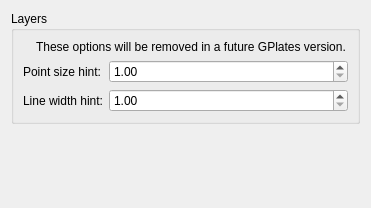
The window that src/qt-widgets/ConfigureCanvasToolGeometryRenderParametersDialogUi.ui (GPlates/GPlates) describes before a commit, drawn with Qt 5.
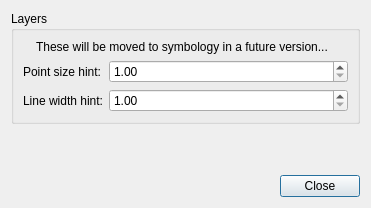
The same window after the commit. Icons and pictures are not drawn.

Commit message: (trunk) Pop up warning message (and disable checkbox) when 'surface polygons mask' is not supported for 3D scalar fields.

Diff of the .ui file:
```diff
--- a/src/qt-widgets/ConfigureCanvasToolGeometryRenderParametersDialogUi.ui
+++ b/src/qt-widgets/ConfigureCanvasToolGeometryRenderParametersDialogUi.ui
@@ -112,7 +112,7 @@
         <item>
          <widget class="QLabel" name="reconstruction_layer_warning_label">
           <property name="text">
-           <string>These options will be removed in a future GPlates version.</string>
+           <string>These will be moved to symbology in a future version...</string>
           </property>
          </widget>
         </item>
@@ -134,6 +134,13 @@
      </property>
     </spacer>
    </item>
+   <item>
+    <widget class="QDialogButtonBox" name="buttonBox">
+     <property name="standardButtons">
+      <set>QDialogButtonBox::Close</set>
+     </property>
+    </widget>
+   </item>
   </layout>
  </widget>
  <tabstops>
```
Left out of the diff: 35 changed lines with no effect on the pictures. The commit also changes 6 other files.
